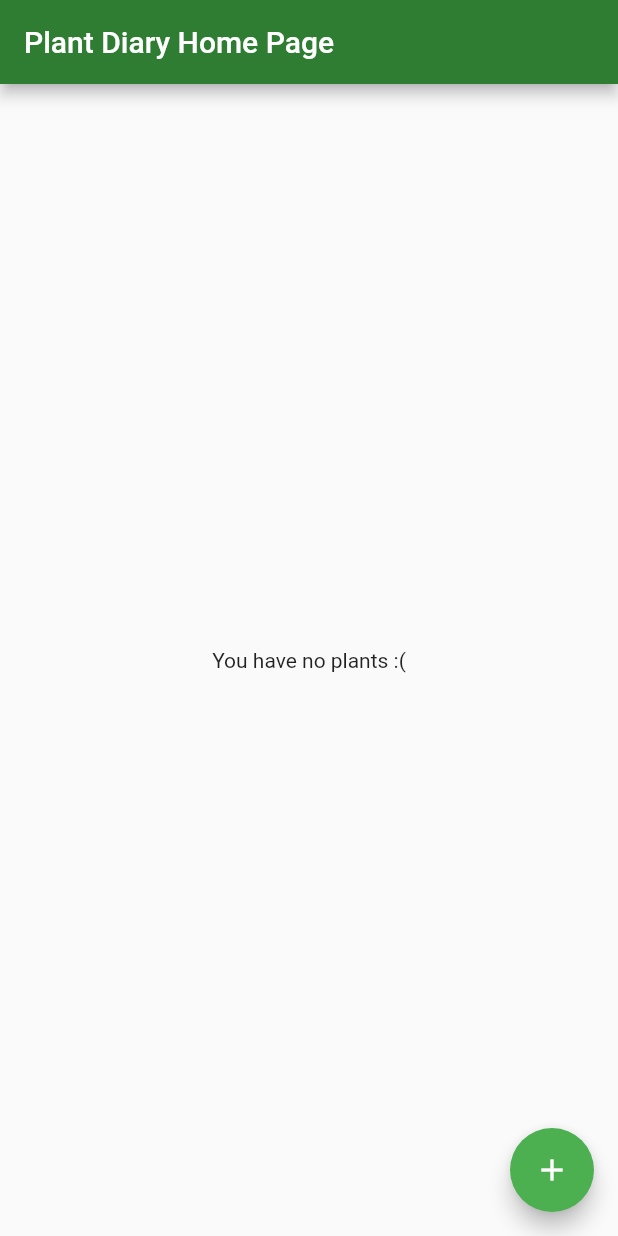
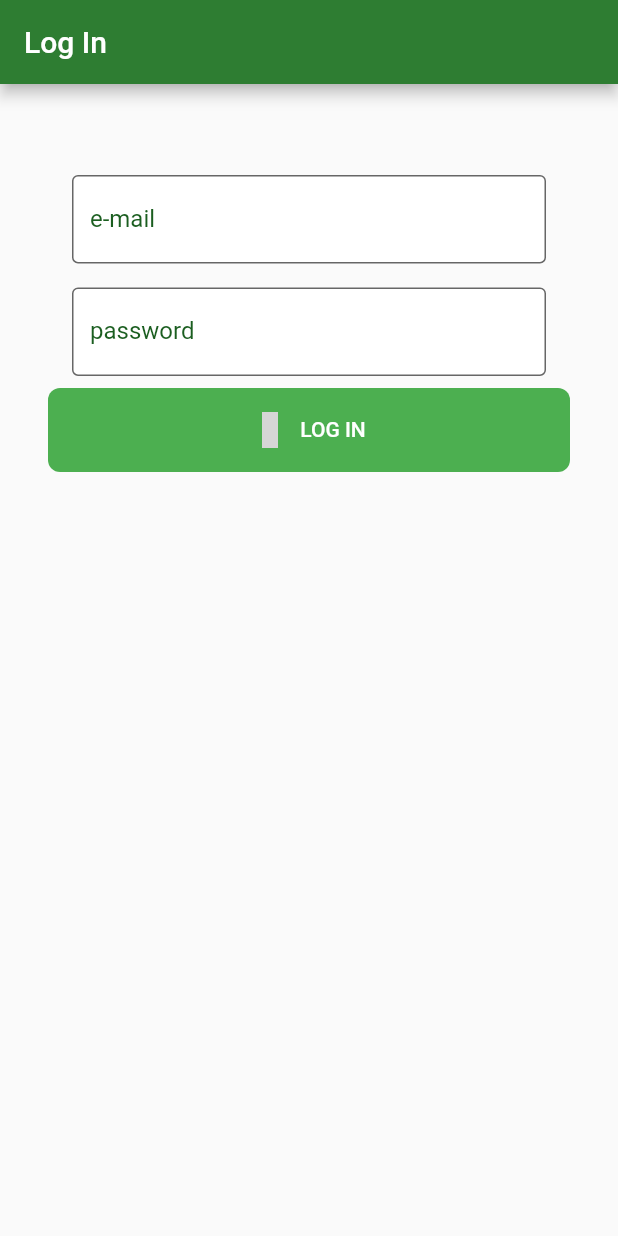
Before and after one commit to nebojsas/plant_diary, a Flutter app: the screen it shows after launch, on a phone screen of 412 x 824 dp. Run offline on Flutter 3.47's test engine with Material 2 defaults, Android fonts, the light colour scheme and no system bars; our stand-ins replace bloc, cached_network_image, cloud_firestore, equatable, firebase_auth, firebase_core and 4 more; accounts and stored records are empty; grey boxes are pictures that could not be loaded.

Commit message:
login feature

```diff
--- /dev/null
+++ b/lib/bloc/auth.dart
@@ -0,0 +1,2 @@
+export 'auth_bloc/auth_bloc.dart';
+export 'auth_bloc/auth_state.dart';
--- /dev/null
+++ b/lib/bloc/auth_bloc/auth_event.dart
@@ -0,0 +1,12 @@
+abstract class AuthEvent {}
+
+class LogInEvent extends AuthEvent {
+  final String email;
+  final String password;
+
+  LogInEvent(this.email, this.password);
+}
+
+class LogOutEvent extends AuthEvent {}
+
+class CheckAuthEvent extends AuthEvent {}
--- /dev/null
+++ b/lib/bloc/auth_bloc/auth_state.dart
@@ -0,0 +1,38 @@
+import 'package:equatable/equatable.dart';
+
+abstract class AuthState extends Equatable {
+  const AuthState();
+
+  @override
+  List<Object> get props => [];
+}
+
+class InitAuthState extends AuthState {
+  const InitAuthState();
+}
+
+class LoadingAuthState extends AuthState {
+  const LoadingAuthState();
+}
+
+class UnAuthenticatedState extends AuthState {
+  const UnAuthenticatedState();
+}
+
+class AuthErrorState extends AuthState {
+  final String errorMessage;
+
+  const AuthErrorState(this.errorMessage);
+
+  @override
+  List<Object> get props => [errorMessage];
+}
+
+class AuthenticatedState extends AuthState {
+  final String userId;
+
+  const AuthenticatedState(this.userId);
+
+  @override
+  List<Object> get props => [userId];
+}
--- a/lib/bloc/image_bloc.dart
+++ b/lib/bloc/image_bloc.dart
@@ -1,6 +1,5 @@
 import 'package:bloc/bloc.dart';
 import 'package:firebase_storage/firebase_storage.dart';
-import 'package:plant_diary/bloc/model/image.dart';
 import 'package:plant_diary/repository/plants_repo.dart';
 
 class ImageBloc extends Bloc<ImageEvent, ImageState> {
--- /dev/null
+++ b/lib/bloc/model/user.dart
@@ -0,0 +1,7 @@
+class User {
+  final String userId;
+  final String name;
+  final String email;
+
+  User(this.userId, this.name, this.email);
+}
--- a/lib/bloc/plants_state.dart
+++ b/lib/bloc/plants_state.dart
@@ -1,5 +1,3 @@
-import 'package:cloud_firestore/cloud_firestore.dart';
-
 abstract class PlantsState {}
 
 class PlantsStateInit extends PlantsState {}
--- /dev/null
+++ b/lib/colors.dart
@@ -0,0 +1,12 @@
+import 'package:flutter/material.dart';
+
+class PDColors {
+  static const PRIMARY = Color(0xff2e7d32);
+  static const PRIMARY_LIGHT = Color(0xff60ad5e);
+  static const PRIMARY_DARK = Color(0xff004f04);
+  static const SECONDARY = Color(0xffd81b60);
+  static const SECONDARY_LIGHT = Color(0xffff5c8d);
+  static const SECONDARY_DARK = Color(0xffa00037);
+  static const PRIMARY_TEXT = Color(0xffffffff);
+  static const PRIMARY_BACKGROUND = Color(0xffcccccc);
+}
--- /dev/null
+++ b/lib/login_page.dart
@@ -0,0 +1,97 @@
+import 'package:flutter/material.dart';
+import 'package:material_design_icons_flutter/material_design_icons_flutter.dart';
+import 'package:flutter_bloc/flutter_bloc.dart';
+import 'package:plant_diary/bloc/auth_bloc/auth_bloc.dart';
+
+class LoginPage extends StatefulWidget {
+  final String errorMessage;
+
+  const LoginPage({Key key, this.errorMessage}) : super(key: key);
+  @override
+  _LoginPageState createState() => _LoginPageState(errorMessage);
+}
+
+class _LoginPageState extends State<LoginPage> {
+  final String errorMessage;
+  String _email;
+  String _password;
+
+  _LoginPageState(this.errorMessage);
+
+  @override
+  Widget build(BuildContext context) {
+    return Scaffold(
+        appBar: AppBar(title: Text('Log In')),
+        body: Container(
+            margin: EdgeInsets.all(32),
+            child: Center(
+                heightFactor: 1.2,
+                child: Column(
+                  mainAxisAlignment: MainAxisAlignment.spaceAround,
+                  crossAxisAlignment: CrossAxisAlignment.center,
+                  mainAxisSize: MainAxisSize.min,
+                  children: [
+                    Container(
+                        padding: const EdgeInsets.symmetric(
+                            horizontal: 16, vertical: 8),
+                        child: TextField(
+                            decoration: InputDecoration(
+                                border: OutlineInputBorder(),
+                                labelText: 'e-mail',
+                                labelStyle:
+                                    TextStyle(color: Colors.green.shade900),
+                                hintText: 'john.flowers@plantdiary.com',
+                                hintStyle:
+                                    TextStyle(color: Colors.green.shade100),
+                                filled: true,
+                                fillColor: Colors.white),
+                            onChanged: (text) {
+                              setState(() {
+                                _email = text;
+                              });
+                            })),
+                    Container(
+                        padding: const EdgeInsets.symmetric(
+                            horizontal: 16, vertical: 8),
+                        child: TextField(
+                            decoration: InputDecoration(
+                                border: OutlineInputBorder(),
+                                labelText: 'password',
+                                labelStyle:
+                                    TextStyle(color: Colors.green.shade900),
+                                hintText: 'Was it your favourite plant?',
+                                hintStyle:
+                                    TextStyle(color: Colors.green.shade100),
+                                filled: true,
+                                fillColor: Colors.white),
+                            onChanged: (text) {
+                              setState(() {
+                                _password = text;
+                              });
+                            })),
+                    ConstrainedBox(
+                        constraints:
+                            const BoxConstraints(minWidth: double.infinity),
+                        child: ClipRRect(
+                            borderRadius: BorderRadius.circular(8.0),
+                            child: FlatButton.icon(
+                                color: Colors.green,
+                                padding: EdgeInsets.all(16),
+                                onPressed: () {
+                                  context
+                                      .bloc<AuthBloc>()
+                                      .login(_email, _password);
+                                },
+                                icon: Icon(MdiIcons.login),
+                                label: Text('LOG IN'),
+                                textColor: Colors.white))),
+                    Visibility(
+                        visible: errorMessage?.isNotEmpty != null,
+                        child: Container(
+                          padding: EdgeInsets.all(16),
+                            child: Text(errorMessage ?? '',
+                                style: TextStyle(color: Colors.red))))
+                  ],
+                ))));
+  }
+}
--- a/lib/main.dart
+++ b/lib/main.dart
@@ -1,3 +1,4 @@
+import 'package:firebase_auth/firebase_auth.dart';
 import 'package:firebase_core/firebase_core.dart';
 import 'package:flutter/material.dart';
 import 'package:flutter_bloc/flutter_bloc.dart';
@@ -7,25 +8,50 @@ import 'package:plant_diary/bloc/plants_bloc.dart';
 import 'package:plant_diary/bloc/plants_state.dart';
 import 'package:plant_diary/create_plant_widget.dart';
 import 'package:plant_diary/plant_item_tile.dart';
+import 'package:plant_diary/repository/user_repo/firebase_user_repo.dart';
 
-void main() {
+import 'bloc/auth.dart';
+import 'colors.dart';
+import 'login_page.dart';
+
+Future<void> main() async {
+  WidgetsFlutterBinding.ensureInitialized();
+  await initializeFirebaseDefault();
+
   runApp(MyApp());
 }
 
-class PDColors {
-  static const PRIMARY = Color(0xff2e7d32);
+Future<void> initializeFirebaseDefault() async {
+  // final FirebaseOptions firebaseOptions = const FirebaseOptions(
+  //   appId: '1:448618578101:ios:0b650370bb29e29cac3efc',
+  //   apiKey: 'AIzaSyAgUhHU8wSJgO5MVNy95tMT07NEjzMOfz0',
+  //   projectId: 'react-native-firebase-testing',
+  //   messagingSenderId: '448618578101',
+  // );
+  FirebaseApp firebaseApp = await Firebase.initializeApp();
+  FirebaseAuth auth = FirebaseAuth.instanceFor(app: firebaseApp);
+
+  FirebaseAuth.instance.authStateChanges().listen((User user) {
+    if (user == null) {
+      print('User is currently signed out!');
+    } else {
+      print('User is signed in!');
+    }
+  });
+
+  assert(firebaseApp != null);
+  print('Initialized default app $firebaseApp');
 }
 
 class MyApp extends StatelessWidget {
   // This widget is the root of your application.
   @override
   Widget build(BuildContext context) {
-    initializeFirebaseDefault();
-
     return MultiBlocProvider(
       providers: [
         BlocProvider(create: (_) => PlantsBloc()),
         BlocProvider(create: (_) => ImageBloc()),
+        BlocProvider(create: (_) => AuthBloc(FirestoreUserRepo())),
       ],
       child: MaterialApp(
           title: 'Plant Diary', // Change for Manuela
@@ -41,8 +67,8 @@ class MyApp extends StatelessWidget {
             // is not restarted.
             primarySwatch: Colors.green,
             primaryColor: PDColors.PRIMARY,
-          primaryColorDark: Color(0xff005005),
-          primaryColorLight: Color(0xff60ad5e),
+            primaryColorDark: PDColors.PRIMARY_DARK,
+            primaryColorLight: PDColors.PRIMARY_LIGHT,
 //           <!--?xml version="1.0" encoding="UTF-8"?-->
 // <resources>
 //   <color name="primaryColor"></color>
@@ -55,35 +81,44 @@ class MyApp extends StatelessWidget {
             // closer together (more dense) than on mobile platforms.
             visualDensity: VisualDensity.adaptivePlatformDensity,
           ),
-        home: MyHomePage(title: 'Plant Diary Home Page'),
-      ),
+          home: AuthWidget()),
     );
   }
+}
 
-  Future<void> initializeFirebaseDefault() async {
-    // final FirebaseOptions firebaseOptions = const FirebaseOptions(
-    //   appId: '1:448618578101:ios:0b650370bb29e29cac3efc',
-    //   apiKey: 'AIzaSyAgUhHU8wSJgO5MVNy95tMT07NEjzMOfz0',
-    //   projectId: 'react-native-firebase-testing',
-    //   messagingSenderId: '448618578101',
-    // );
-    FirebaseApp app = await Firebase.initializeApp();
-    assert(app != null);
-    print('Initialized default app $app');
+class AuthWidget extends StatelessWidget {
+  const AuthWidget({
+    Key key,
+  }) : super(key: key);
+
+  @override
+  Widget build(BuildContext context) {
+    return BlocBuilder<AuthBloc, AuthState>(
+      builder: (BuildContext context, AuthState state) {
+        if (state is InitAuthState) {
+          context.bloc<AuthBloc>().checkAuth();
+          return Center(child: CircularProgressIndicator());
+        } else if (state is LoadingAuthState) {
+          return Center(child: CircularProgressIndicator());
+        } else if (state is AuthErrorState) {
+          return LoginPage(
+            errorMessage: state.errorMessage,
+          );
+        } else if (state is UnAuthenticatedState) {
+          return LoginPage();
+        } else if (state is AuthenticatedState) {
+          return MyHomePage(title: 'Plant Diary Home Page');
+        }
+
+        throw StateError(
+            'State ${Error.safeToString(state)} is unknown or not handled.');
+      },
+    );
   }
 }
 
 class MyHomePage extends StatefulWidget {
   MyHomePage({Key key, this.title}) : super(key: key);
-
-  // This widget is the home page of your application. It is stateful, meaning
-  // that it has a State object (defined below) that contains fields that affect
-  // how it looks.
-
-  // This class is the configuration for the state. It holds the values (in this
-  // case the title) provided by the parent (in this case the App widget) and
-  // used by the build method of the State. Fields in a Widget subclass are
-  // always marked "final".
 
   final String title;
 
@@ -94,12 +129,6 @@ class MyHomePage extends StatefulWidget {
 class _MyHomePageState extends State<MyHomePage> {
   @override
   Widget build(BuildContext context) {
-    // This method is rerun every time setState is called, for instance as done
-    // by the _incrementCounter method above.
-    //
-    // The Flutter framework has been optimized to make rerunning build methods
-    // fast, so that you can just rebuild anything that needs updating rather
-    // than having to individually change instances of widgets.
     return BlocBuilder<PlantsBloc, PlantsState>(builder: (blocContext, state) {
       if (state is PlantsStateInit) {
         blocContext.bloc<PlantsBloc>().loadPlants();
@@ -107,13 +136,24 @@ class _MyHomePageState extends State<MyHomePage> {
 
       return Scaffold(
         appBar: AppBar(
-          // Here we take the value from the MyHomePage object that was created by
-          // the App.build method, and use it to set our appbar title.
           title: Text(widget.title),
+          actions: [
+            PopupMenuButton(
+              onSelected: (String selectedItem) {
+                if (selectedItem == 'LogOut') {
+                  context.bloc<AuthBloc>().logout();
+                }
+              },
+              itemBuilder: (context) => [
+                PopupMenuItem<String>(
+                  child: Text('log out'),
+                  value: 'LogOut',
+                )
+              ],
+            )
+          ],
         ),
         body: Center(
-          // Center is a layout widget. It takes a single child and positions it
-          // in the middle of the parent.
           child: state is PlantsStateLoading
               ? CircularProgressIndicator()
               : (state is PlantsStateLoaded)
@@ -151,16 +191,6 @@ class _MyHomePageState extends State<MyHomePage> {
                 mainAxisSize: MainAxisSize.max,
                 mainAxisAlignment: MainAxisAlignment.end,
                 children: [
-                  // FloatingActionButton(
-                  //   heroTag: null,
-                  //   mini: true,
-                  //   isExtended: true,
-                  //   onPressed: () {
-                  //     context.bloc<PlantsBloc>().waterAllPlants();
-                  //   },
-                  //   tooltip: 'Water All Plants',
-                  //   child: Icon(Icons.format_color_fill),
-                  // ),
                   CreatePlantFloatingActionButton(),
                 ],
               )
@@ -185,25 +215,6 @@ class CreatePlantFloatingActionButton extends StatelessWidget {
             context,
             MaterialPageRoute(
                 builder: (BuildContext context) => CreatePlantWidget()));
-        // showBottomSheet(
-        //     context: context, builder: (context) => CreatePlantWidget());
-        // context.bloc<PlantsBloc>().addPlant(null // Plant()
-        //     );
-
-        // if (state.plants.isEmpty) {
-        //   context
-        //       .bloc<PlantsBloc>()
-        //       .addPlant(Plant('', 'New Plant', FITTONIA));
-        // } else {
-        //   context.bloc<PlantsBloc>().addPlant(Plant(
-        //       state.plants
-        //               .reduce((value, element) =>
-        //                   value.id > element.id ? value : element)
-        //               .id +
-        //           1,
-        //       'New Plant',
-        //       FITTONIA));
-        // }
       },
       tooltip: 'Add',
       child: Icon(Icons.add),
--- a/lib/plant_details_page.dart
+++ b/lib/plant_details_page.dart
@@ -6,7 +6,7 @@ import 'package:plant_diary/bloc/image_bloc.dart';
 import 'package:plant_diary/bloc/model/image.dart';
 import 'package:plant_diary/bloc/model/plant.dart';
 import 'package:plant_diary/fullscreen_gallery_page.dart';
-import 'package:plant_diary/main.dart';
+import 'package:plant_diary/colors.dart';
 
 import 'bloc/plants_bloc.dart';
 import 'bloc/plants_state.dart';
--- a/lib/plant_item_tile.dart
+++ b/lib/plant_item_tile.dart
@@ -40,6 +40,7 @@ class PlantItemTile extends StatelessWidget {
                               'https://example.does.not.exist/image.jpg',
                               errorBuilder: (BuildContext context,
                                   Object exception, StackTrace stackTrace) {
+                                    print(exception);
                                 // Appropriate logging or analytics, e.g.
                                 // myAnalytics.recordError(
                                 //   'An error occurred loading "https://example.does.not.exist/image.jpg"',
--- /dev/null
+++ b/lib/repository/user_repo.dart
@@ -0,0 +1,7 @@
+import 'package:plant_diary/bloc/model/user.dart';
+
+abstract class UserRepo {
+  Future<User> getUser();
+  Future<void> signOut();
+  Future<User> login(String email, String password);
+}
--- /dev/null
+++ b/lib/repository/user_repo/test_user_repo.dart
@@ -0,0 +1,21 @@
+import 'package:plant_diary/bloc/model/user.dart';
+import 'package:plant_diary/repository/user_repo.dart';
+
+class TestUserRepo extends UserRepo {
+  final User _user;
+  final String _password;
+
+  TestUserRepo(this._user, this._password);
+  @override
+  Future<User> getUser() => Future.value(_user);
+
+  @override
+  Future<void> signOut() => Future.delayed(Duration(milliseconds: 300));
+
+  @override
+  Future<User> login(String email, String password) async {
+    if (email != _user.email) throw Error();
+    if (password != _password) throw Error();
+    return _user;
+  }
+}
```
Also changed, not shown: lib/bloc/auth_bloc/auth_bloc.dart (added, +72 -0 lines), lib/repository/plants_repo.dart (+5 -12 lines), lib/repository/user_repo/firebase_user_repo.dart (added, +32 -0 lines), pubspec.yaml (+7 -0 lines), 1 other file. Lines whose indentation alone changed are shown as unchanged.
